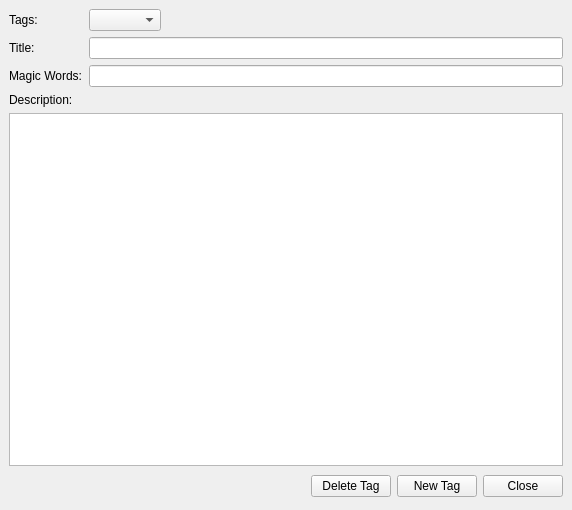
Qt form BartleBlog/ui/tags_config.ui (ralsina/ra-blog) before a commit.
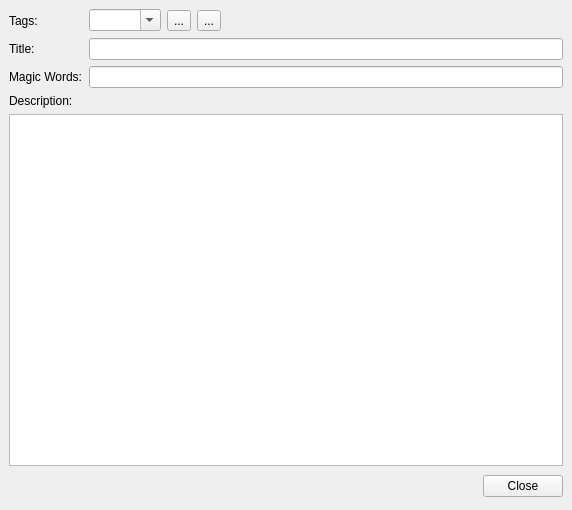
The same form after that commit. Icons and pictures are not drawn.

The edit to the form file:
```diff
--- a/BartleBlog/ui/tags_config.ui
+++ b/BartleBlog/ui/tags_config.ui
@@ -63,7 +63,31 @@
         <number>6</number>
        </property>
        <item>
-        <widget class="QComboBox" name="list" />
+        <widget class="QComboBox" name="list" >
+         <property name="editable" >
+          <bool>true</bool>
+         </property>
+        </widget>
+       </item>
+       <item>
+        <widget class="QToolButton" name="new" >
+         <property name="text" >
+          <string comment="New Tag" >...</string>
+         </property>
+         <property name="icon" >
+          <iconset resource="icons.qrc" >:/icons/icons/filenew.png</iconset>
+         </property>
+        </widget>
+       </item>
+       <item>
+        <widget class="QToolButton" name="delete" >
+         <property name="text" >
+          <string comment="Delete Tag" >...</string>
+         </property>
+         <property name="icon" >
+          <iconset resource="icons.qrc" >:/icons/icons/fileclose.png</iconset>
+         </property>
+        </widget>
        </item>
        <item>
         <spacer>
@@ -72,8 +96,8 @@
          </property>
          <property name="sizeHint" >
           <size>
-           <width>40</width>
-           <height>20</height>
+           <width>241</width>
+           <height>23</height>
           </size>
          </property>
         </spacer>
@@ -122,20 +146,6 @@
        </property>
       </spacer>
      </item>
-     <item>
-      <widget class="QPushButton" name="delete" >
-       <property name="text" >
-        <string>Delete Tag</string>
-       </property>
-      </widget>
-     </item>
-     <item>
-      <widget class="QPushButton" name="new" >
-       <property name="text" >
-        <string>New Tag</string>
-       </property>
-      </widget>
-     </item>
      <item>
       <widget class="QPushButton" name="close" >
        <property name="text" >
```
Left out of the diff: 24 changed lines with no effect on the pictures.
